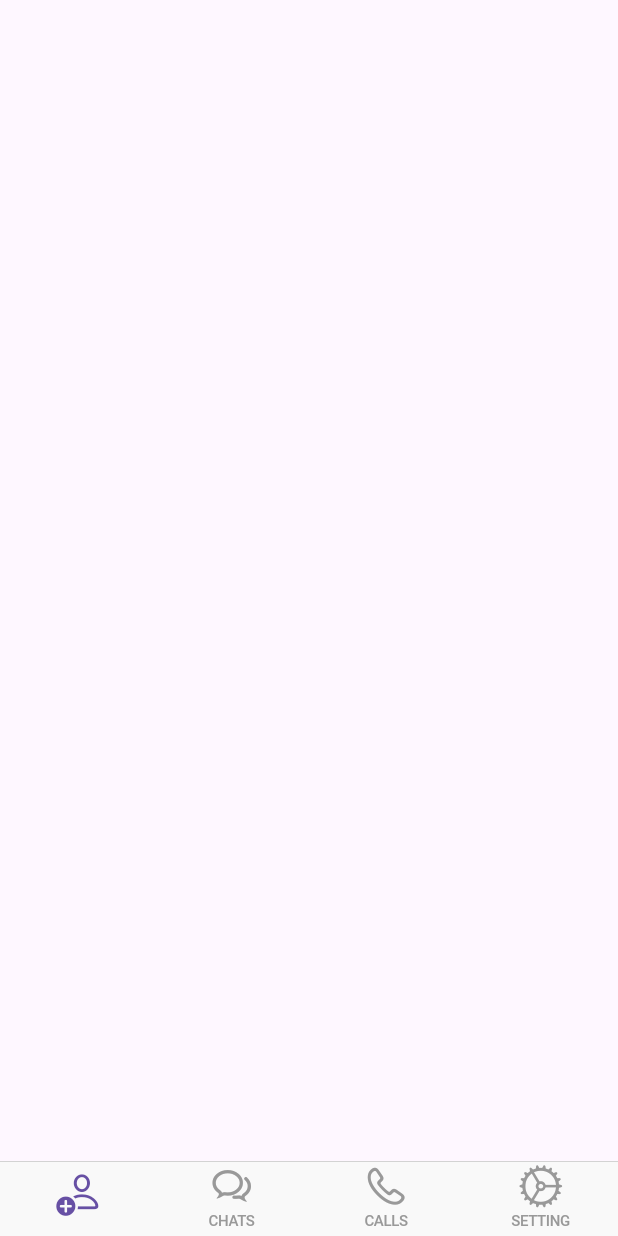
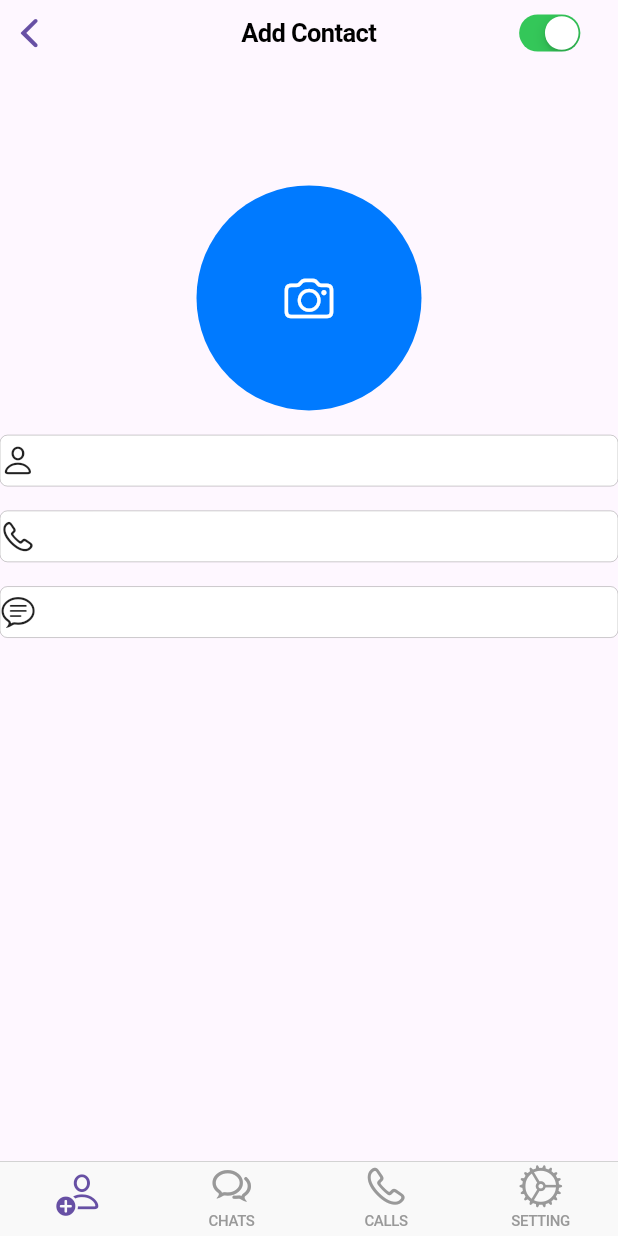
Before and after one commit to Vedpatel28/platform_convertor_app, a Flutter app: the cu_home_page screen opened directly, on a phone screen of 412 x 824 dp. Run offline on Flutter 3.47's test engine with Material 2 defaults, Android fonts, the phone set to English and light mode, and no system bars; our stand-ins replace device_preview, shared_preferences; accounts and stored records are empty.

Commit message:
VP | 19/6/23 | # RW Lab...

```diff
--- a/lib/views/Screens/cu_add_contact_page.dart
+++ b/lib/views/Screens/cu_add_contact_page.dart
@@ -1,12 +1,72 @@
 // ignore_for_file: camel_case_types
 
 import 'package:flutter/cupertino.dart';
+import 'package:platform_convertor_app/controllers/convertor_controller.dart';
+import 'package:provider/provider.dart';
 
 class cu_add_contact_page extends StatelessWidget {
   const cu_add_contact_page({super.key});
 
   @override
   Widget build(BuildContext context) {
-    return Center();
+    Size s = MediaQuery.of(context).size;
+    return CupertinoPageScaffold(
+      navigationBar: CupertinoNavigationBar(
+        middle: const Text("Add Contact"),
+        trailing: Consumer<convertplatform>(
+          builder: (context, provider, child) => Transform.scale(
+            scale: 0.8,
+            child: CupertinoSwitch(
+              value: provider.isAndroid,
+              onChanged: (value) {
+                provider.mechangeplatform(cuplatform: value);
+              },
+            ),
+          ),
+        ),
+      ),
+      child: SingleChildScrollView(
+        child: Column(
+          crossAxisAlignment: CrossAxisAlignment.center,
+          mainAxisAlignment: MainAxisAlignment.center,
+          children: [
+            SizedBox(height: s.height * 0.15),
+            // CircalAvtar
+            Row(
+              mainAxisAlignment: MainAxisAlignment.center,
+              children: [
+                Container(
+                  height: 150,
+                  width: 150,
+                  decoration: const BoxDecoration(
+                    color: CupertinoColors.systemBlue,
+                    borderRadius: BorderRadius.all(
+                      Radius.circular(200),
+                    ),
+                  ),
+                  child: Icon(
+                    size: s.height * 0.04,
+                    CupertinoIcons.camera,
+                    color: CupertinoColors.tertiarySystemBackground,
+                  ),
+                ),
+              ],
+            ),
+            SizedBox(height: s.height * 0.02),
+            const CupertinoTextField(
+              prefix: Icon(CupertinoIcons.person),
+            ),
+            SizedBox(height: s.height * 0.02),
+            const CupertinoTextField(
+              prefix: Icon(CupertinoIcons.phone),
+            ),
+            SizedBox(height: s.height * 0.02),
+            const CupertinoTextField(
+              prefix: Icon(CupertinoIcons.chat_bubble_text),
+            ),
+          ],
+        ),
+      ),
+    );
   }
 }
```
Also changed, not shown: lib/main.dart (+8 -12 lines), lib/views/Screens/cu_setting_page.dart (+19 -45 lines), lib/views/Screens/ma_add_contect_page.dart (+15 -1 lines).
